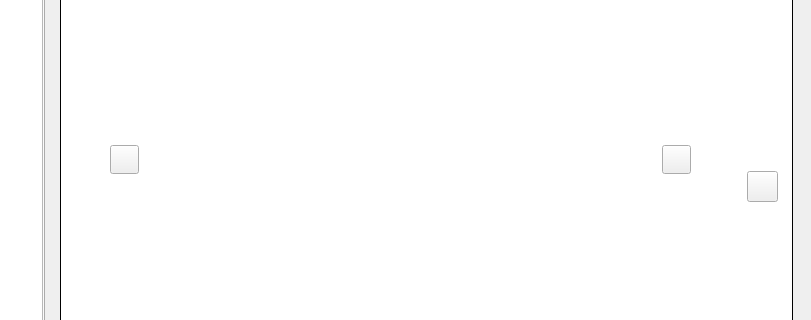
Above: DefectRecognitionSystem/mainwindow.ui from MoutainVision/RadiographicTesting before the change; both pictures show x 224 to 1035 and y 165 to 485 of the 1035 by 681 pixel window. Below: the same form after it.
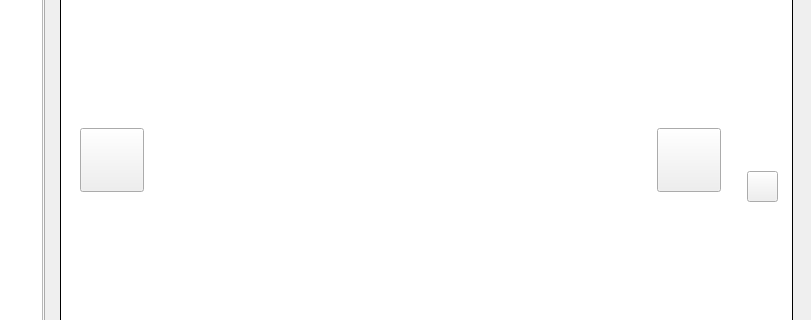
That is the form after the change. Icons and pictures are not drawn.

Patch:
```diff
--- a/DefectRecognitionSystem/mainwindow.ui
+++ b/DefectRecognitionSystem/mainwindow.ui
@@ -314,23 +314,23 @@
             <item>
              <layout class="QHBoxLayout" name="horizontalLayout_2">
               <property name="leftMargin">
-               <number>50</number>
+               <number>20</number>
               </property>
               <property name="rightMargin">
-               <number>50</number>
+               <number>20</number>
               </property>
               <item>
                <widget class="QPushButton" name="pushButton_pre">
                 <property name="minimumSize">
                  <size>
-                  <width>29</width>
-                  <height>29</height>
+                  <width>64</width>
+                  <height>64</height>
                  </size>
                 </property>
                 <property name="maximumSize">
                  <size>
-                  <width>29</width>
-                  <height>29</height>
+                  <width>64</width>
+                  <height>64</height>
                  </size>
                 </property>
                 <property name="text">
@@ -355,14 +355,14 @@
                <widget class="QPushButton" name="pushButton_next">
                 <property name="minimumSize">
                  <size>
-                  <width>29</width>
-                  <height>29</height>
+                  <width>64</width>
+                  <height>64</height>
                  </size>
                 </property>
                 <property name="maximumSize">
                  <size>
-                  <width>29</width>
-                  <height>29</height>
+                  <width>64</width>
+                  <height>64</height>
                  </size>
                 </property>
                 <property name="text">
```
Left out of the diff: 12 changed lines with no effect on the pictures.
